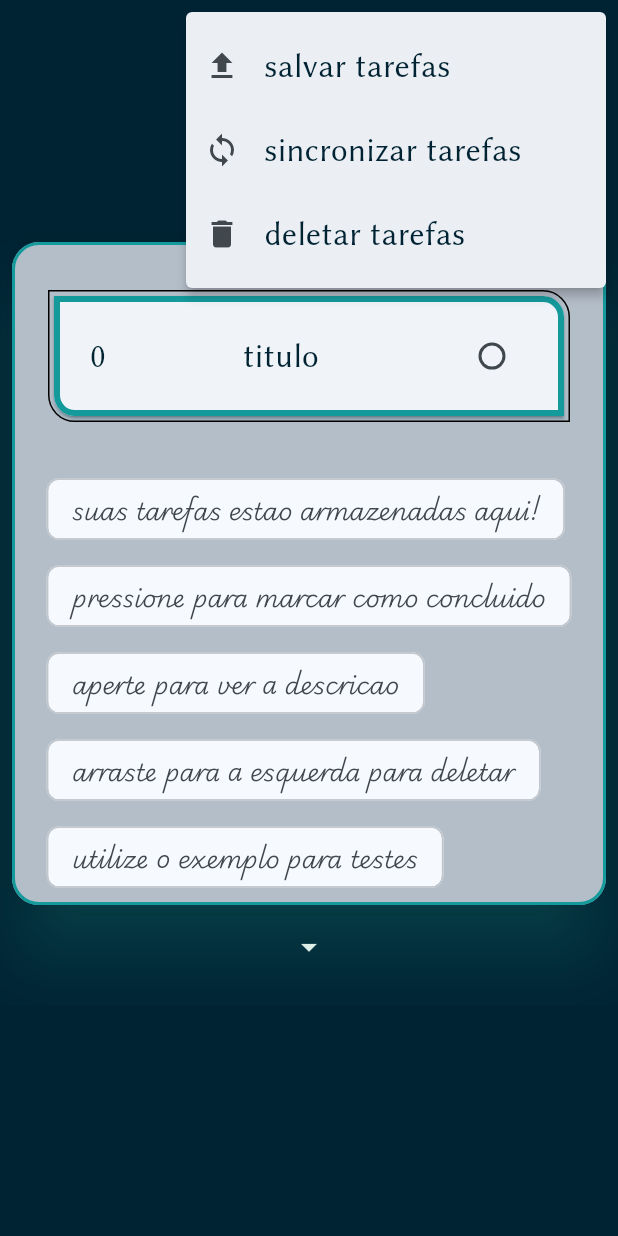
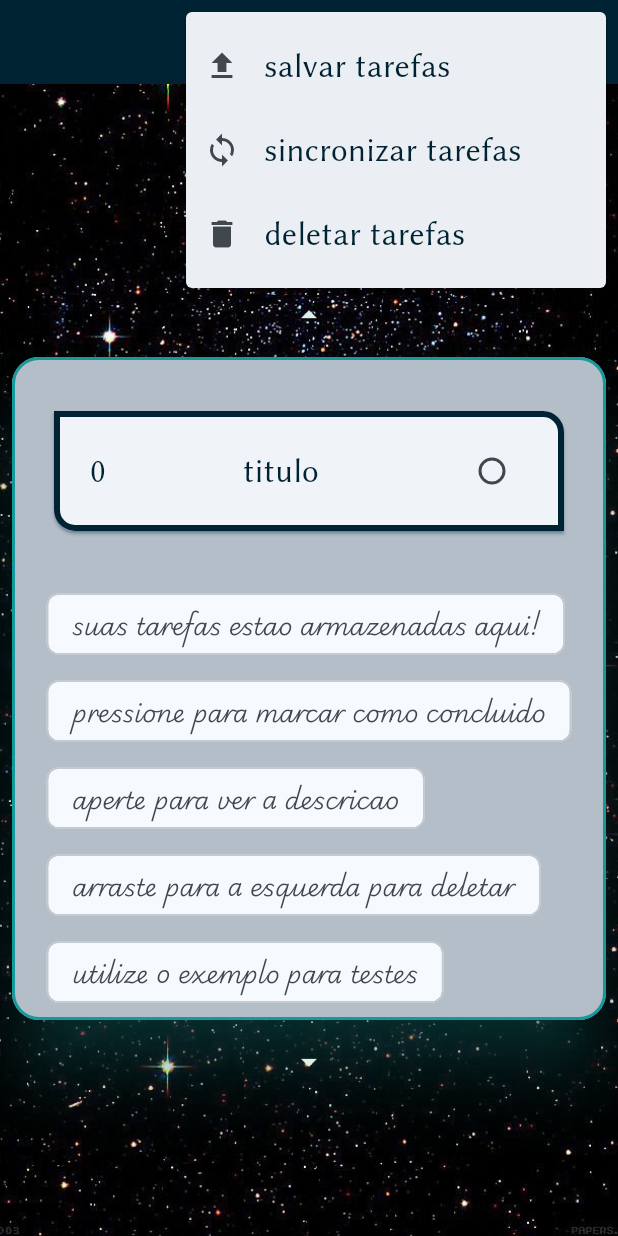
Before and after one commit to DanielBrown1998/studie, a Flutter app: the TasksScreen screen opened directly, after a tap on the "cloud" icon, on a phone screen of 412 x 824 dp. Run offline on Flutter 3.47's test engine with Material 3 defaults, Android fonts, the phone set to English and light mode, and no system bars; drawn by our look-alikes of carousel_slider; our stand-ins replace drift, drift_flutter, get; accounts and stored records are empty; generated files the repository leaves out were written again.

Commit message:
feat: update task_todo

```diff
--- a/app/lib/domain/models/task.dart
+++ b/app/lib/domain/models/task.dart
@@ -6,7 +6,7 @@ class Task {
   final int timeEnd;
   final String description;
   final String discipline;
-  final bool checked;
+  bool checked;
   final int? uid;
   final String daysWeek;
   Task({
--- a/app/lib/screens/components/task_card.dart
+++ b/app/lib/screens/components/task_card.dart
@@ -6,6 +6,8 @@ import 'package:flutter/material.dart';
 class TaskCard extends StatefulWidget {
   final Task task;
   double? width;
+  bool flagShowDescription = false;
+  Color borderColorCard = StudieTheme.primaryColor;
   TaskCard({super.key, required this.task, this.width});
 
   @override
@@ -24,32 +26,39 @@ class _TaskCardState extends State<TaskCard> {
     final theme = Theme.of(context);
     return Padding(
       padding: const EdgeInsets.symmetric(vertical: 8.0),
-      child: Dismissible(
-        direction: DismissDirection.endToStart,
-        onDismissed: (direction) {},
-        background: Container(
-          color: Colors.red,
-          child: const Padding(
-            padding: EdgeInsets.only(right: 16.0),
-            child: Row(
-              crossAxisAlignment: CrossAxisAlignment.center,
-              mainAxisAlignment: MainAxisAlignment.end,
-              children: [Icon(Icons.delete)],
-            ),
-          ),
-        ),
-        key: Key(widget.task.uid.toString()),
       child: TweenAnimationBuilder(
         duration: Duration(milliseconds: 350),
         tween: Tween<double>(begin: 1, end: widget.width),
-          curve: Curves.bounceOut,
+        curve: Curves.linearToEaseOut,
+        onEnd: () {},
+        builder:
+            (context, value, child) => Center(
+              child: AnimatedSize(
+                duration: Duration(milliseconds: 450),
+                curve: Curves.linear,
                 onEnd: () {
                   setState(() {
                     widget.width = 1;
+                    if (widget.borderColorCard != StudieTheme.primaryColor) {
+                      widget.borderColorCard = StudieTheme.primaryColor;
+                    } else {
+                      widget.borderColorCard = StudieTheme.secondaryColor;
+                    }
                   });
                 },
-          builder:
-              (context, value, child) => Center(
+                reverseDuration: Duration(milliseconds: 300),
+                child: Card(
+                  shadowColor: theme.primaryColor,
+                  shape: OutlineInputBorder(
+                    borderSide: BorderSide(
+                      width: (3 + (widget.width ?? 0.0)) * (2 - widget.width!),
+                      color: widget.borderColorCard,
+                    ),
+                    borderRadius: BorderRadius.only(
+                      bottomLeft: Radius.circular(14),
+                      topRight: Radius.circular(14),
+                    ),
+                  ),
                   child: Material(
                     color: Colors.transparent,
                     shape: OutlineInputBorder(
@@ -58,19 +67,8 @@ class _TaskCardState extends State<TaskCard> {
                         topRight: Radius.circular(18),
                       ),
                     ),
-                  child: Card(
-                    shadowColor: theme.primaryColor,
-                    shape: OutlineInputBorder(
-                      borderSide: BorderSide(
-                        width: 4 * (2 - widget.width!),
-                        color: StudieTheme.secondaryColor,
+                    child: child,
                   ),
-                      borderRadius: BorderRadius.only(
-                        bottomLeft: Radius.circular(14),
-                        topRight: Radius.circular(14),
-                      ),
-                    ),
-                    child: child,
                 ),
               ),
             ),
@@ -81,16 +79,20 @@ class _TaskCardState extends State<TaskCard> {
           ),
           onTap: () {
             //check is here
+            widget.task.checked = !widget.task.checked;
+            setState(() {});
           },
           onLongPress: () {
+            widget.flagShowDescription = !widget.flagShowDescription;
             setState(() {
               widget.width = 0;
             });
-              //update is here
           },
           child: Padding(
             padding: const EdgeInsets.symmetric(horizontal: 24, vertical: 16),
-              child: Row(
+            child: Column(
+              children: [
+                Row(
                   crossAxisAlignment: CrossAxisAlignment.center,
                   mainAxisAlignment: MainAxisAlignment.spaceBetween,
                   mainAxisSize: MainAxisSize.max,
@@ -115,6 +117,43 @@ class _TaskCardState extends State<TaskCard> {
                     ),
                   ],
                 ),
+                Visibility(
+                  visible: widget.flagShowDescription,
+                  child: Column(
+                    children: [
+                      Text(
+                        widget.task.description,
+                        style: theme.textTheme.bodyMedium,
+                      ),
+                      Row(
+                        mainAxisAlignment: MainAxisAlignment.spaceEvenly,
+                        crossAxisAlignment: CrossAxisAlignment.center,
+                        mainAxisSize: MainAxisSize.max,
+                        children: [
+                          IconButton(
+                            onPressed: () {
+                              //here update data in task
+                            },
+                            icon: Icon(Icons.refresh),
+                          ),
+                          IconButton(
+                            onPressed: () {
+                              //here delete from database
+                            },
+                            icon: Icon(Icons.delete),
+                          ),
+                          IconButton(
+                            onPressed: () {
+                              //here go a pomodoro
+                            },
+                            icon: Icon(Icons.access_alarm),
+                          ),
+                        ],
+                      ),
+                    ],
+                  ),
+                ),
+              ],
             ),
           ),
         ),
--- a/app/lib/screens/components/tasks_to_dos.dart
+++ b/app/lib/screens/components/tasks_to_dos.dart
@@ -15,28 +15,39 @@ class TasksToDos extends StatelessWidget {
   Widget build(BuildContext context) {
     // final theme = Theme.of(context);
     final tasks = Get.find<ControllerTask>(tag: weekDays.nome);
-    final media = MediaQuery.of(context);
-    return Column(
+    final size = MediaQuery.sizeOf(context);
+    return Row(
       crossAxisAlignment: CrossAxisAlignment.center,
-      mainAxisSize: MainAxisSize.min,
+      mainAxisSize: MainAxisSize.max,
       mainAxisAlignment: MainAxisAlignment.spaceEvenly,
       children: [
-        Center(child: Icon(Icons.arrow_drop_up, color: StudieTheme.whiteSmoke)),
-        Card(
+        Center(
+          child: Icon(Icons.arrow_back_ios_new, color: StudieTheme.whiteSmoke),
+        ),
+        // SizedBox(
+        //   height: double.maxFinite,
+        //   width: double.maxFinite,
+        //   child: Image.asset("assets/images/background.jpg"),
+        // ),
+        Flexible(
+          child: Card(
             shape: OutlineInputBorder(
               gapPadding: 4,
               borderRadius: BorderRadius.only(
                 bottomLeft: Radius.circular(16),
                 topRight: Radius.circular(16),
               ),
-            borderSide: BorderSide(color: StudieTheme.secondaryColor, width: 8),
+              borderSide: BorderSide(
+                color: StudieTheme.primaryColor,
+                width: 2,
+              ),
             ),
             shadowColor: StudieTheme.secondaryColor,
-          color: StudieTheme.primaryColor,
+            color: Colors.transparent,
             elevation: 12,
             child: SizedBox(
-            height: media.size.height * 0.55,
-            width: media.size.width * .75,
+              height: size.height * 0.6,
+              width: size.width * .8,
               child: Padding(
                 padding: const EdgeInsets.all(8.0),
                 child: ListView.builder(
@@ -49,8 +60,9 @@ class TasksToDos extends StatelessWidget {
               ),
             ),
           ),
+        ),
         Center(
-          child: Icon(Icons.arrow_drop_down, color: StudieTheme.whiteSmoke),
+          child: Icon(Icons.arrow_forward_ios, color: StudieTheme.whiteSmoke),
         ),
       ],
     );
--- a/app/lib/screens/tasks.dart
+++ b/app/lib/screens/tasks.dart
@@ -139,14 +139,14 @@ class _TasksScreenState extends State<TasksScreen> {
   @override
   Widget build(BuildContext context) {
     final theme = Theme.of(context);
-    final media = MediaQuery.of(context);
+    final size = MediaQuery.sizeOf(context);
     return Scaffold(
       appBar: AppBar(
         backgroundColor: StudieTheme.primaryColor,
         centerTitle: true,
         foregroundColor: StudieTheme.primaryColor,
         surfaceTintColor: StudieTheme.primaryColor,
-        elevation: 0,
+        elevation: 10,
         automaticallyImplyLeading: false,
         leading: null,
         title: Text("Tarefas", style: theme.textTheme.titleLarge),
@@ -205,12 +205,21 @@ class _TasksScreenState extends State<TasksScreen> {
       ),
       body: Stack(
         children: [
-          Container(
+          // Container(
+          //   height: double.maxFinite,
+          //   decoration: BoxDecoration(color: StudieTheme.primaryColor),
+          // ),
+          SizedBox(
             height: double.maxFinite,
-            decoration: BoxDecoration(color: StudieTheme.primaryColor),
+            width: double.maxFinite,
+            child: Image.asset(
+              "assets/images/background.jpg",
+              fit: BoxFit.cover,
+            ),
           ),
           Column(
-            mainAxisSize: MainAxisSize.min,
+            mainAxisSize: MainAxisSize.max,
+            mainAxisAlignment: MainAxisAlignment.center,
             children: [
               (weekday != null)
                   ? Text(weekday!.nome, style: theme.textTheme.titleMedium)
@@ -220,7 +229,7 @@ class _TasksScreenState extends State<TasksScreen> {
                   items: toDos,
                   options: CarouselOptions(
                     autoPlay: false,
-                    reverse: true,
+                    // reverse: true,
                     viewportFraction: 1,
                     onPageChanged: (index, reason) {
                       setState(() {
@@ -231,11 +240,11 @@ class _TasksScreenState extends State<TasksScreen> {
                         }
                       });
                     },
-                    height: media.size.height * .7,
+                    height: size.height * .8,
                     disableCenter: false,
-                    aspectRatio: media.size.width / media.size.height,
+                    aspectRatio: 1 / (size.width / size.height),
                     initialPage: weekdayByDateTime,
-                    scrollDirection: Axis.vertical,
+                    scrollDirection: Axis.horizontal,
                   ),
                 ),
               ),
```
Also changed, not shown: app/assets/images/background.jpg (added). Lines whose indentation alone changed are shown as unchanged.
